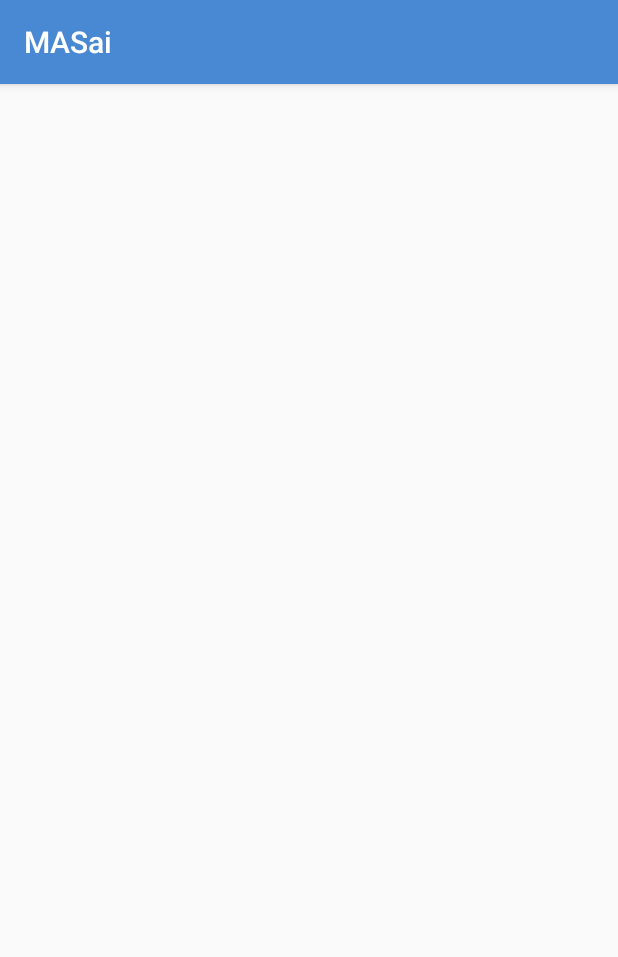
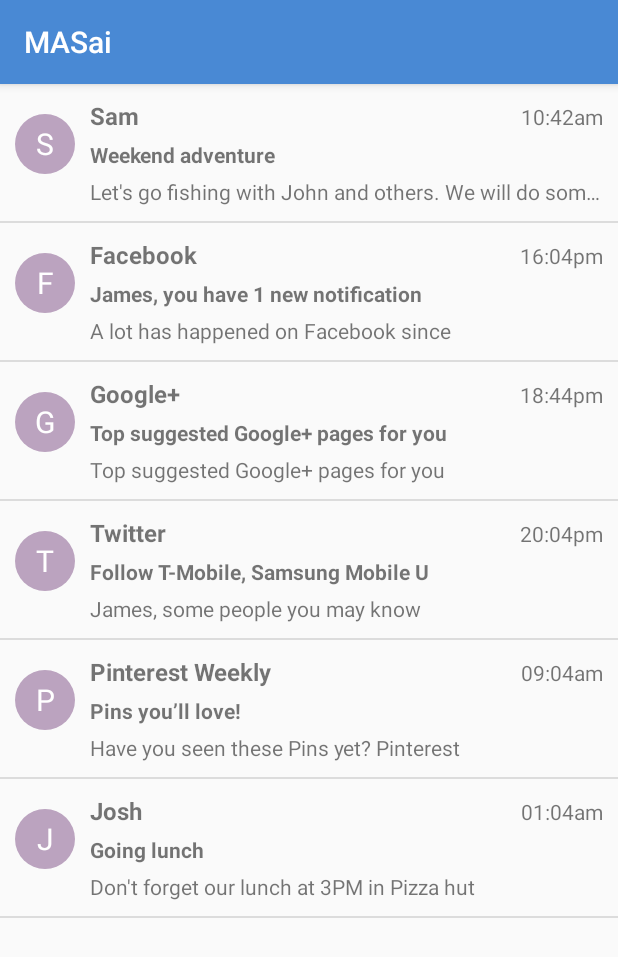
Before and after one commit to thitiwutchm38/MASai-Application, an Android app: the fragment news_tab shown on its own in the app's theme, on a phone screen of 412 x 824 dp. Shown: the top 957 px of the screen. Run offline under Robolectric (Android 15) with nearby library versions, the phone set to English and light mode, and no system bars.

```diff
--- /dev/null
+++ b/MASai2/app/src/main/java/com/example/bookthiti/masai2/NewsAdapter.java
@@ -0,0 +1,97 @@
+package com.example.bookthiti.masai2;
+
+import android.content.Context;
+import android.content.Intent;
+import android.graphics.Color;
+import android.graphics.drawable.GradientDrawable;
+import android.support.v4.content.ContextCompat;
+import android.support.v7.widget.RecyclerView;
+import android.view.LayoutInflater;
+import android.view.View;
+import android.view.ViewGroup;
+import android.widget.ImageView;
+import android.widget.RelativeLayout;
+import android.widget.TextView;
+
+import java.util.List;
+import java.util.Random;
+
+
+public class NewsAdapter extends RecyclerView.Adapter {
+
+
+    private List<NewsData> mNewsData;
+    private Context mContext;
+
+    public NewsAdapter(Context mContext, List mNewsData) {
+        this.mNewsData = mNewsData;
+        this.mContext = mContext;
+    }
+
+    @Override
+    public MailViewHolder onCreateViewHolder(ViewGroup parent, int viewType) {
+        View view = LayoutInflater.from(parent.getContext()).inflate(R.layout.recyclerview_news_item,
+                parent, false);
+        return new MailViewHolder(view);
+    }
+
+
+    @Override
+    public void onBindViewHolder(RecyclerView.ViewHolder holder2, int position) {
+        final MailViewHolder holder = (MailViewHolder)holder2;
+
+        holder.mIcon.setText(mNewsData.get(position).getmSender().substring(0, 1));
+        holder.mSender.setText(mNewsData.get(position).getmSender());
+        holder.mEmailTitle.setText(mNewsData.get(position).getmTitle());
+        holder.mEmailDetails.setText(mNewsData.get(position).getmDetails());
+        holder.mEmailTime.setText(mNewsData.get(position).getmTime());
+        Random mRandom = new Random();
+        final int color = Color.argb(255, mRandom.nextInt(256), mRandom.nextInt(256), mRandom.nextInt(256));
+        ((GradientDrawable) holder.mIcon.getBackground()).setColor(color);
+
+        holder.mLayout.setOnClickListener(new View.OnClickListener() {
+            @Override
+            public void onClick(View view) {
+                Intent mIntent = new Intent(mContext, DetailActivity.class);
+                mIntent.putExtra("sender", holder.mSender.getText().toString());
+                mIntent.putExtra("title", holder.mEmailTitle.getText().toString());
+                mIntent.putExtra("details", holder.mEmailDetails.getText().toString());
+                mIntent.putExtra("time", holder.mEmailTime.getText().toString());
+                mIntent.putExtra("icon", holder.mIcon.getText().toString());
+                mIntent.putExtra("colorIcon", color);
+                mContext.startActivity(mIntent);
+            }
+        });
+
+    }
+
+    @Override
+    public int getItemCount() {
+        return mNewsData.size();
+    }
+}
+class MailViewHolder extends RecyclerView.ViewHolder {
+
+    TextView mIcon;
+    TextView mSender;
+    TextView mEmailTitle;
+    TextView mEmailDetails;
+    TextView mEmailTime;
+    RelativeLayout mLayout;
+
+
+    MailViewHolder(View itemView) {
+        super(itemView);
+
+        mIcon = itemView.findViewById(R.id.tvIcon);
+        mSender = itemView.findViewById(R.id.tvEmailSender);
+        mEmailTitle = itemView.findViewById(R.id.tvEmailTitle);
+        mEmailDetails = itemView.findViewById(R.id.tvEmailDetails);
+        mEmailTime = itemView.findViewById(R.id.tvEmailTime);
+        mLayout = itemView.findViewById(R.id.layout);
+
+
+    }
+
+
+}
--- /dev/null
+++ b/MASai2/app/src/main/java/com/example/bookthiti/masai2/NewsData.java
@@ -0,0 +1,31 @@
+package com.example.bookthiti.masai2;
+
+public class NewsData {
+    private String mSender;
+    private String mTitle;
+    private String mDetails;
+    private String mTime;
+
+    public NewsData(String mSender, String mTitle, String mDetails, String mTime) {
+        this.mSender = mSender;
+        this.mTitle = mTitle;
+        this.mDetails = mDetails;
+        this.mTime = mTime;
+    }
+
+    public String getmSender() {
+        return mSender;
+    }
+
+    public String getmTitle() {
+        return mTitle;
+    }
+
+    public String getmDetails() {
+        return mDetails;
+    }
+
+    public String getmTime() {
+        return mTime;
+    }
+}
--- a/MASai2/app/src/main/java/com/example/bookthiti/masai2/news_tab.java
+++ b/MASai2/app/src/main/java/com/example/bookthiti/masai2/news_tab.java
@@ -1,19 +1,69 @@
 package com.example.bookthiti.masai2;
 
 import android.os.Bundle;
-import android.support.annotation.NonNull;
-import android.support.annotation.Nullable;
 import android.support.v4.app.Fragment;
+import android.support.v7.app.AppCompatActivity;
+import android.support.v7.widget.DividerItemDecoration;
+import android.support.v7.widget.LinearLayoutManager;
+import android.support.v7.widget.RecyclerView;
+import android.support.v7.widget.Toolbar;
 import android.view.LayoutInflater;
 import android.view.View;
 import android.view.ViewGroup;
+import android.widget.TextView;
+
+import java.util.ArrayList;
+import java.util.List;
 
 public class news_tab extends Fragment {
 
-    @Nullable
+    Toolbar mToolbar;
+    RecyclerView mRecyclerView;
+    List<NewsData> mEmailData = new ArrayList<>();
+
+
+
     @Override
-    public View onCreateView(LayoutInflater inflater, ViewGroup container, Bundle savedInstanceState) {
-        View view =  inflater.inflate(R.layout.news_tab,container,false);
-        return view;
+    public View onCreateView(LayoutInflater inflater, ViewGroup container,
+                             Bundle savedInstanceState) {
+        View rootView = inflater.inflate(R.layout.news_tab, container, false);
+        mRecyclerView  = rootView.findViewById(R.id.recyclerView_news);
+
+        LinearLayoutManager mLinearLayoutManager = new LinearLayoutManager(getContext(),
+                LinearLayoutManager.VERTICAL, false);
+        mRecyclerView.addItemDecoration(new DividerItemDecoration(getContext(),
+                DividerItemDecoration.VERTICAL));
+
+        mRecyclerView.setLayoutManager(mLinearLayoutManager);
+
+        NewsData mNews = new NewsData("Sam", "Weekend adventure",
+                "Let's go fishing with John and others. We will do some barbecue and have soo much fun",
+                "10:42am");
+        mEmailData.add(mNews);
+        mNews = new NewsData("Facebook", "James, you have 1 new notification",
+                "A lot has happened on Facebook since",
+                "16:04pm");
+        mEmailData.add(mNews);
+        mNews = new NewsData("Google+", "Top suggested Google+ pages for you",
+                "Top suggested Google+ pages for you",
+                "18:44pm");
+        mEmailData.add(mNews);
+        mNews = new NewsData("Twitter", "Follow T-Mobile, Samsung Mobile U",
+                "James, some people you may know",
+                "20:04pm");
+        mEmailData.add(mNews);
+        mNews = new NewsData("Pinterest Weekly", "Pins you’ll love!",
+                "Have you seen these Pins yet? Pinterest",
+                "09:04am");
+        mEmailData.add(mNews);
+        mNews = new NewsData("Josh", "Going lunch", "Don't forget our lunch at 3PM in Pizza hut",
+                "01:04am");
+        mEmailData.add(mNews);
+
+        NewsAdapter mMailAdapter = new NewsAdapter(getContext(), mEmailData);
+        mRecyclerView.setAdapter(mMailAdapter);
+
+
+        return rootView;
     }
 }
--- /dev/null
+++ b/MASai2/app/src/main/res/drawable/rounded_drawable.xml
@@ -0,0 +1,7 @@
+<?xml version="1.0" encoding="utf-8"?>
+    <shape
+        xmlns:android="http://schemas.android.com/apk/res/android"
+        android:shape="oval">
+    <solid
+        android:color="#666666"/>
+    </shape>
--- a/MASai2/app/src/main/res/layout/news_tab.xml
+++ b/MASai2/app/src/main/res/layout/news_tab.xml
@@ -3,4 +3,9 @@
     android:layout_width="match_parent"
     android:layout_height="match_parent">
 
+    <android.support.v7.widget.RecyclerView
+        android:id="@+id/recyclerView_news"
+        android:layout_width="match_parent"
+        android:layout_height="match_parent"
+        android:scrollbars="vertical"/>
 </LinearLayout>
--- /dev/null
+++ b/MASai2/app/src/main/res/layout/recyclerview_news_item.xml
@@ -0,0 +1,68 @@
+<?xml version="1.0" encoding="utf-8"?>
+<RelativeLayout xmlns:android="http://schemas.android.com/apk/res/android"
+    xmlns:app="http://schemas.android.com/apk/res-auto"
+    android:id="@+id/layout"
+    android:layout_width="match_parent"
+    android:layout_height="wrap_content"
+    android:padding="10dp">
+
+    <TextView
+        android:id="@+id/tvIcon"
+        android:layout_width="40dp"
+        android:layout_height="40dp"
+        android:layout_marginTop="10dp"
+        android:background="@drawable/rounded_drawable"
+        android:gravity="center"
+        android:text="A"
+        android:textColor="@android:color/white"
+        android:textSize="20sp" />
+
+    <TextView
+        android:id="@+id/tvEmailSender"
+        android:layout_width="wrap_content"
+        android:layout_height="wrap_content"
+        android:layout_marginLeft="10dp"
+        android:layout_marginStart="10dp"
+        android:layout_toEndOf="@+id/tvIcon"
+        android:layout_toRightOf="@+id/tvIcon"
+        android:text="TextView"
+        android:textSize="16sp"
+        android:textStyle="bold" />
+
+    <TextView
+        android:id="@+id/tvEmailTitle"
+        android:layout_width="wrap_content"
+        android:layout_height="wrap_content"
+        android:layout_below="@+id/tvEmailSender"
+        android:layout_marginLeft="10dp"
+        android:layout_marginStart="10dp"
+        android:layout_marginTop="5dp"
+        android:layout_toEndOf="@+id/tvIcon"
+        android:layout_toRightOf="@+id/tvIcon"
+        android:text="TextView"
+        android:textStyle="bold" />
+
+    <TextView
+        android:id="@+id/tvEmailDetails"
+        android:layout_width="match_parent"
+        android:layout_height="wrap_content"
+        android:layout_below="@+id/tvEmailTitle"
+        android:layout_marginLeft="10dp"
+        android:layout_marginStart="10dp"
+        android:layout_marginTop="5dp"
+        android:layout_toEndOf="@+id/tvIcon"
+        android:layout_toRightOf="@+id/tvIcon"
+        android:ellipsize="end"
+        android:maxLines="1"
+        android:text="This is a very long text and we need to show 3...(dots)" />
+
+    <TextView
+        android:id="@+id/tvEmailTime"
+        android:layout_width="wrap_content"
+        android:layout_height="wrap_content"
+        android:layout_alignBaseline="@id/tvEmailSender"
+        android:layout_alignParentEnd="true"
+        android:layout_alignParentRight="true"
+        android:text="TextView" />
+
+</RelativeLayout>
--- a/MASai2/app/src/main/res/values/colors.xml
+++ b/MASai2/app/src/main/res/values/colors.xml
@@ -6,4 +6,9 @@
 
     <color name="masai_status">#2A79D6</color>
 
+    <color name="colorOrange">#FFA500</color>
+
+
+
+
 </resources>
--- a/MASai2/app/src/main/res/values/strings.xml
+++ b/MASai2/app/src/main/res/values/strings.xml
@@ -11,6 +11,7 @@
     <string name="tab_text_3">Tab 3</string>
     <string name="action_settings">Settings</string>
     <string name="section_format">Hello World from section: %1$d</string>
+    <string name="title_activity_iot_suggestion">iot_suggestion</string>
 
 
 </resources>
```
Also changed, not shown: MASai2/app/src/main/AndroidManifest.xml (+10 -1 lines), MASai2/app/src/main/java/com/example/bookthiti/masai2/DetailActivity.java (added, +53 -0 lines), MASai2/app/src/main/java/com/example/bookthiti/masai2/MainActivity.java (+12 -5 lines), MASai2/app/src/main/java/com/example/bookthiti/masai2/iot_suggestion.java (added, +159 -0 lines), MASai2/app/src/main/res/layout/activity_detail.xml (added, +83 -0 lines), MASai2/app/src/main/res/layout/activity_iot_suggestion.xml (added, +59 -0 lines), MASai2/app/src/main/res/layout/fragment_iot_suggestion.xml (added, +22 -0 lines), MASai2/app/src/main/res/menu/menu_iot_suggestion.xml (added, +10 -0 lines).
